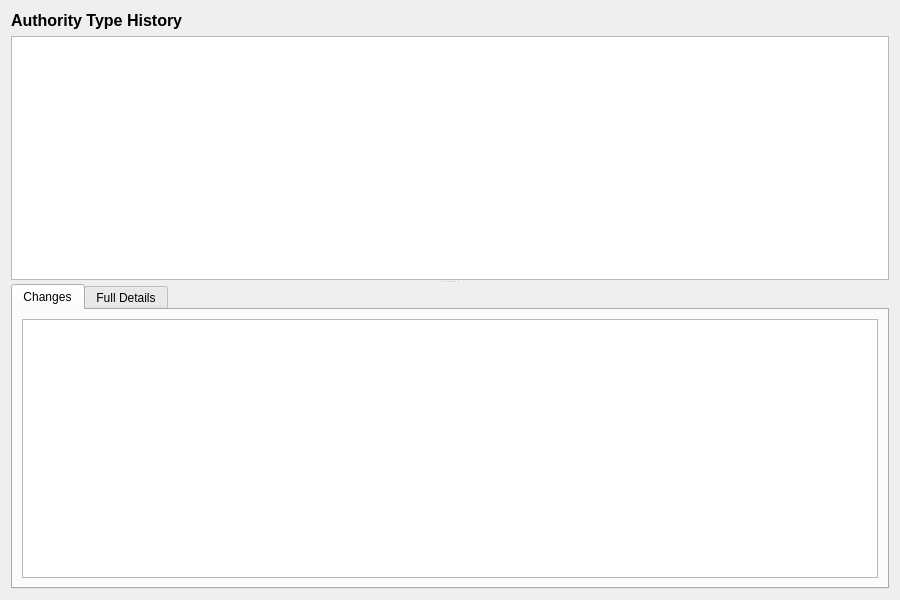
First picture: the form in projects/ores.qt/ui/CodingSchemeAuthorityTypeHistoryDialog.ui, repository OreStudio/OreStudio, before the edit.
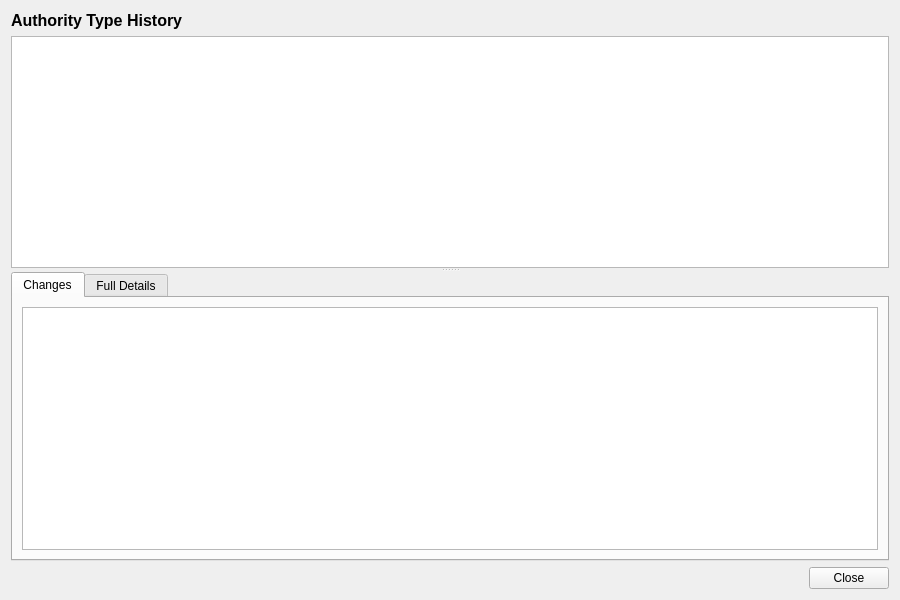
Second picture: the form after the edit.

Commit message: [qt] Remove toolbars from detail dialogs; add Close button throughout

```diff
--- a/projects/ores.qt/ui/CodingSchemeAuthorityTypeHistoryDialog.ui
+++ b/projects/ores.qt/ui/CodingSchemeAuthorityTypeHistoryDialog.ui
@@ -196,6 +196,27 @@
      </widget>
     </widget>
    </item>
+   <item>
+    <layout class="QHBoxLayout" name="buttonLayout">
+     <item>
+      <spacer name="horizontalSpacer">
+       <property name="orientation">
+        <enum>Qt::Horizontal</enum>
+       </property>
+       <property name="sizeHint" stdset="0">
+        <size><width>40</width><height>20</height></size>
+       </property>
+      </spacer>
+     </item>
+     <item>
+      <widget class="QPushButton" name="closeButton">
+       <property name="text">
+        <string>Close</string>
+       </property>
+      </widget>
+     </item>
+    </layout>
+   </item>
   </layout>
  </widget>
  <resources/>
```
The commit also changes 201 other files.
